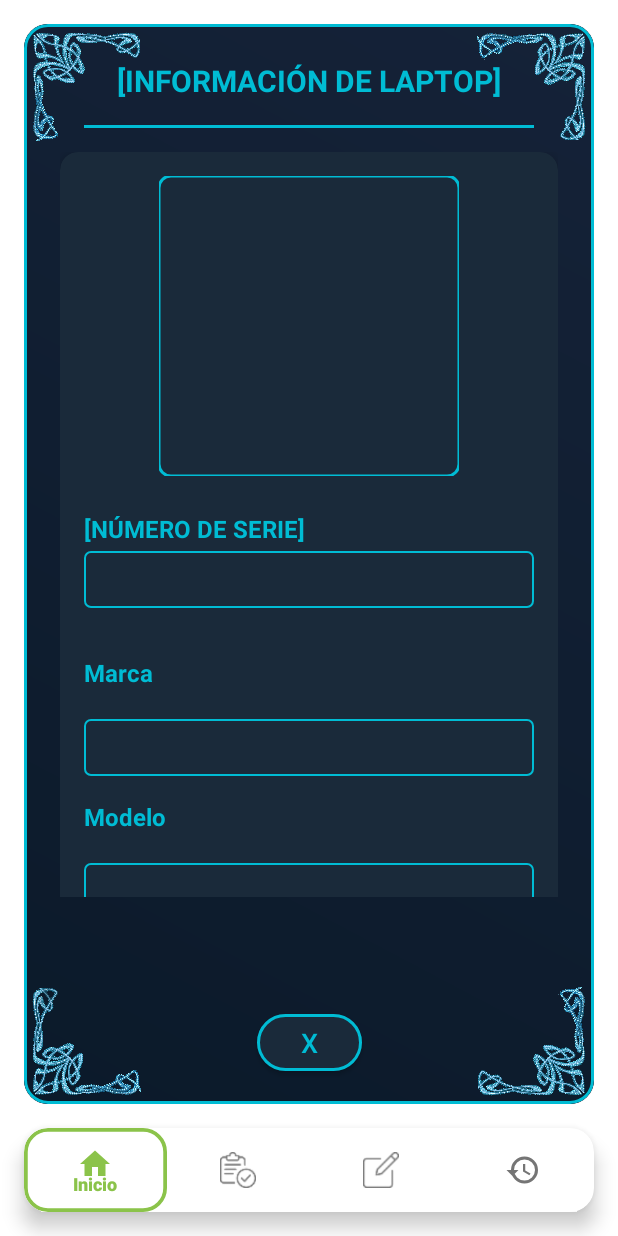
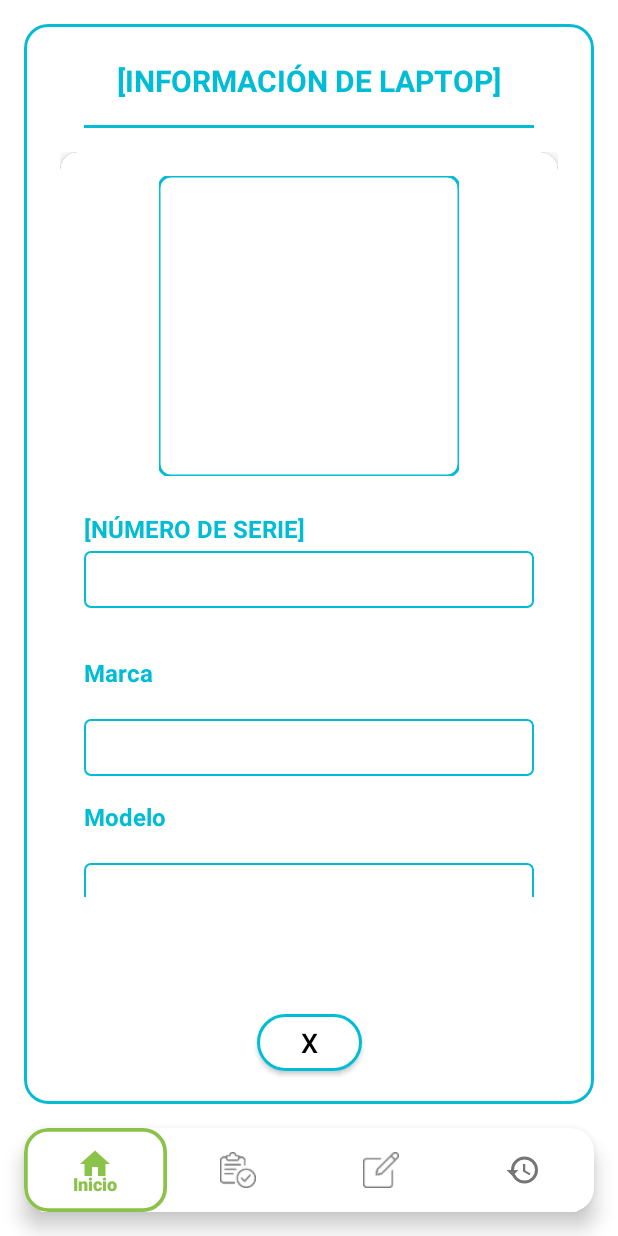
Before and after one commit to Yonsn76/Inventario_lpts, an Android app: the fragment PerfilLaptopFragment placed in its activity, on a phone screen of 412 x 824 dp. Run offline under Robolectric (Android 15) with nearby library versions, the phone set to English and light mode, and no system bars.

Commit message:
Cambio de diseño en la ventanita de informacion

```diff
--- a/app/src/main/res/drawable/futuristic_text_background.xml
+++ b/app/src/main/res/drawable/futuristic_text_background.xml
@@ -1,6 +1,6 @@
 <?xml version="1.0" encoding="utf-8"?>
 <shape xmlns:android="http://schemas.android.com/apk/res/android">
-    <solid android:color="#1A2A3A"/>
+    <solid android:color="@color/white"/>
     <stroke
         android:width="1dp"
         android:color="#00BCD4"/>
--- a/app/src/main/res/layout/perfil_laptop.xml
+++ b/app/src/main/res/layout/perfil_laptop.xml
@@ -13,40 +13,9 @@
     <androidx.constraintlayout.widget.ConstraintLayout
         android:layout_width="match_parent"
         android:layout_height="match_parent"
-        android:background="@drawable/futuristic_background">
+        android:background="@color/white">
 
         <!-- Decoraciones de esquina (estáticas) -->
-        <ImageView
-            android:id="@+id/cornerTopLeft"
-            android:layout_width="80dp"
-            android:layout_height="80dp"
-            android:src="@drawable/izquierdo_arriba"
-            app:layout_constraintStart_toStartOf="parent"
-            app:layout_constraintTop_toTopOf="parent"/>
-
-        <ImageView
-            android:id="@+id/cornerTopRight"
-            android:layout_width="80dp"
-            android:layout_height="80dp"
-            android:src="@drawable/derecho_arriba"
-            app:layout_constraintTop_toTopOf="parent"
-            app:layout_constraintEnd_toEndOf="parent"/>
-
-        <ImageView
-            android:id="@+id/cornerBottomLeft"
-            android:layout_width="80dp"
-            android:layout_height="80dp"
-            android:src="@drawable/izquierdo_abajo"
-            app:layout_constraintBottom_toBottomOf="parent"
-            app:layout_constraintStart_toStartOf="parent"/>
-
-        <ImageView
-            android:id="@+id/cornerBottomRight"
-            android:layout_width="80dp"
-            android:layout_height="80dp"
-            android:src="@drawable/derecho_abajo"
-            app:layout_constraintBottom_toBottomOf="parent"
-            app:layout_constraintEnd_toEndOf="parent"/>
 
         <!-- Título (estático) -->
         <TextView
@@ -80,12 +49,12 @@
             android:layout_height="50dp"
             android:text="X"
             android:textSize="18sp"
-            android:textColor="#00BCD4"
+            android:textColor="#000000"
             android:layout_marginBottom="16dp"
             app:cornerRadius="20dp"
             app:strokeWidth="2dp"
             app:strokeColor="#00BCD4"
-            app:backgroundTint="#1A2A3A"
+            app:backgroundTint="#FFFFFF"
             app:rippleColor="#80FFFFFF"
             app:layout_constraintBottom_toBottomOf="parent"
             app:layout_constraintStart_toStartOf="parent"
@@ -116,6 +85,7 @@
                     android:layout_width="match_parent"
                     android:layout_height="wrap_content"
                     android:orientation="vertical"
+                    android:background="@color/white"
                     android:padding="16dp">
 
                     <!-- Imagen -->
@@ -144,7 +114,7 @@
                         android:layout_width="match_parent"
                         android:layout_height="wrap_content"
                         android:textSize="16sp"
-                        android:textColor="#FFFFFF"
+                        android:textColor="@color/black"
                         android:layout_marginTop="4dp"
                         android:layout_marginBottom="16dp"
                         android:background="@drawable/futuristic_text_background"
@@ -168,7 +138,7 @@
                         android:layout_width="match_parent"
                         android:layout_height="wrap_content"
                         android:textSize="16sp"
-                        android:textColor="#FFFFFF"
+                        android:textColor="@color/black"
                         android:layout_marginTop="4dp"
                         android:background="@drawable/futuristic_text_background"
                         android:padding="8dp"
@@ -194,7 +164,7 @@
                         android:layout_width="match_parent"
                         android:layout_height="wrap_content"
                         android:textSize="16sp"
-                        android:textColor="#FFFFFF"
+                        android:textColor="@color/black"
                         android:layout_marginTop="4dp"
                         android:background="@drawable/futuristic_text_background"
                         android:padding="8dp"
@@ -242,7 +212,7 @@
                         android:layout_width="match_parent"
                         android:layout_height="wrap_content"
                         android:textSize="16sp"
-                        android:textColor="#FFFFFF"
+                        android:textColor="@color/black"
                         android:layout_marginTop="4dp"
                         android:background="@drawable/futuristic_text_background"
                         android:padding="8dp"
```
